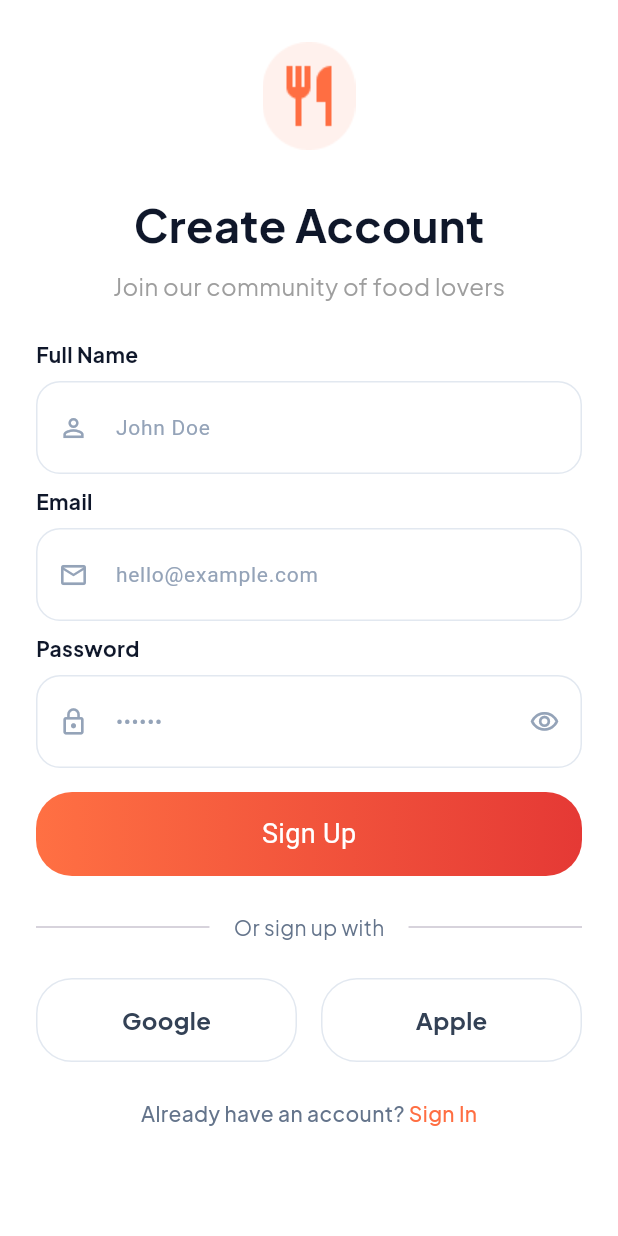
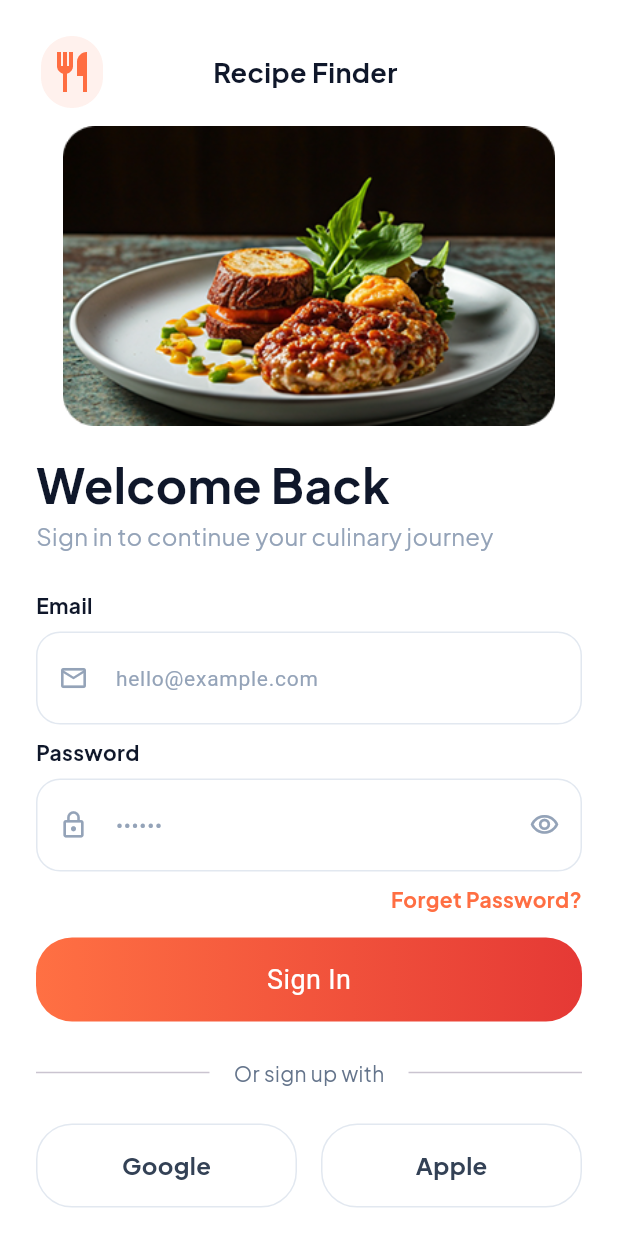
Before and after one commit to Abdallah-2003/my_recipe_app, a Flutter app: the screen it shows after launch, on a phone screen of 412 x 824 dp. Run offline on Flutter 3.47's test engine with Material 3 defaults, Android fonts, the phone set to English and light mode, and no system bars.

Commit message:
sign in view done

```diff
--- a/lib/core/constant/app_images.dart
+++ b/lib/core/constant/app_images.dart
@@ -4,4 +4,5 @@ abstract class AppImages {
   static const String topBorder = 'assets/images/top_border.png';
   static const String centerBorder = 'assets/images/center_border.png';
   static const String bottomBorder = 'assets/images/bottom_border.png';
+  static const String image = 'assets/images/image.png';
 }
--- a/lib/core/constant/app_strings.dart
+++ b/lib/core/constant/app_strings.dart
@@ -21,4 +21,10 @@ abstract class AppStrings {
   static const String fullNameHint = 'John Doe';
   static const String emailHint = 'hello@example.com';
 
+  // sign in screen
+  static const String welcomeBack = 'Welcome Back';
+  static const String signInToContinue = 'Sign in to continue your culinary journey';
+  static const String forgetPassword = 'Forget Password?';
+  static const String noAccount = "Don't have an account?";
+
 }
--- /dev/null
+++ b/lib/features/auth/presentation/views/sign_in_view.dart
@@ -0,0 +1,44 @@
+import 'package:flutter/material.dart';
+import 'package:my_recipe/core/constant/app_colors.dart';
+import 'package:my_recipe/core/constant/app_strings.dart';
+import 'package:my_recipe/core/theme/text_styles.dart';
+import 'package:my_recipe/features/auth/presentation/views/widgets/sign_in_form.dart';
+import 'package:my_recipe/features/auth/presentation/views/widgets/sign_in_header.dart';
+import 'package:my_recipe/features/auth/presentation/views/widgets/social_sign_up.dart';
+
+class SignInView extends StatelessWidget {
+  const SignInView({super.key});
+
+  @override
+  Widget build(BuildContext context) {
+    return Scaffold(
+      backgroundColor: AppColors.white,
+      body: SafeArea(
+        child: SingleChildScrollView(
+          padding: EdgeInsets.all(24),
+          child: Column(
+            children: [
+              SignInHeader(),
+              const SizedBox(height: 24,),
+              SignInForm(),
+              const SizedBox(height: 24,),
+              SocialSignUp(),
+              const SizedBox(height: 24,),
+              Row(
+                mainAxisAlignment: MainAxisAlignment.center,
+                children: [
+                  const Text(AppStrings.noAccount, style: AppTextStyles.styleMedium14),
+                  GestureDetector(
+                    onTap: () => Navigator.pop(context),
+                    child: Text(AppStrings.signUp,
+                      style: AppTextStyles.styleMedium14.copyWith(color: AppColors.primary)),
+                  ),
+                ],
+              )
+            ],
+          ),
+        ),
+      ),
+    );
+  }
+}
--- /dev/null
+++ b/lib/features/auth/presentation/views/widgets/sign_in_form.dart
@@ -0,0 +1,41 @@
+import 'package:flutter/material.dart';
+import 'package:my_recipe/core/constant/app_colors.dart';
+import 'package:my_recipe/core/constant/app_strings.dart';
+import 'package:my_recipe/core/theme/text_styles.dart';
+import 'package:my_recipe/features/auth/presentation/views/widgets/custom_bottom.dart';
+import 'package:my_recipe/features/auth/presentation/views/widgets/custom_text_field.dart';
+
+class SignInForm extends StatelessWidget {
+  const SignInForm({super.key});
+
+  @override
+  Widget build(BuildContext context) {
+    return Column(
+      crossAxisAlignment: CrossAxisAlignment.start,
+      children: [
+        const Text(AppStrings.email, style: AppTextStyles.styleBold14),
+        const CustomTextField(
+          hint: AppStrings.emailHint,
+          icon: Icons.email_outlined,
+        ),
+        const SizedBox(height: 8),
+        const Text(AppStrings.password, style: AppTextStyles.styleBold14),
+        const CustomTextField(
+          hint: '••••••',
+          icon: Icons.lock_outline,
+          isPassword: true,
+        ),
+        const SizedBox(height: 8),
+        Align(
+          alignment: AlignmentGeometry.centerRight,
+          child: Text(
+            AppStrings.forgetPassword,
+            style: AppTextStyles.styleBold14.copyWith(color: AppColors.primary),
+          ),
+        ),
+        const SizedBox(height: 16),
+        CustomBottom(onTap: () {}, text: AppStrings.signIn),
+      ],
+    );
+  }
+}
--- /dev/null
+++ b/lib/features/auth/presentation/views/widgets/sign_in_header.dart
@@ -0,0 +1,29 @@
+import 'package:flutter/material.dart';
+import 'package:my_recipe/core/constant/app_images.dart';
+import 'package:my_recipe/core/constant/app_strings.dart';
+import 'package:my_recipe/core/theme/text_styles.dart';
+
+class SignInHeader extends StatelessWidget {
+  const SignInHeader({super.key});
+
+  @override
+  Widget build(BuildContext context) {
+    return Column(
+      crossAxisAlignment: CrossAxisAlignment.start,
+      children: [
+        Row(
+          spacing: 70,
+          children: [
+            Image.asset(AppImages.logo1, width: 48, height: 48),
+            Text(AppStrings.recipeFinder, style: AppTextStyles.styleBold18),
+          ],
+        ),
+        const SizedBox(height: 12),
+        Image.asset(AppImages.image, height: 200, width: double.infinity),
+        const SizedBox(height: 16),
+        Text(AppStrings.welcomeBack, style: AppTextStyles.styleBold32),
+        Text(AppStrings.signInToContinue, style: AppTextStyles.styleRegular16),
+      ],
+    );
+  }
+}
--- a/lib/main.dart
+++ b/lib/main.dart
@@ -1,5 +1,5 @@
 import 'package:flutter/material.dart';
-import 'package:my_recipe/features/auth/presentation/views/sign_up_view.dart';
+import 'package:my_recipe/features/auth/presentation/views/sign_in_view.dart';
 
 void main() {
   runApp(const MyRecipe());
@@ -13,7 +13,7 @@ class MyRecipe extends StatelessWidget {
     return MaterialApp(
       debugShowCheckedModeBanner: false,
       title: 'my recipe app',
-      home: const SignUpView(),
+      home: const SignInView(),
     );
   }
 }
```
Also changed, not shown: assets/images/image.png (added).
